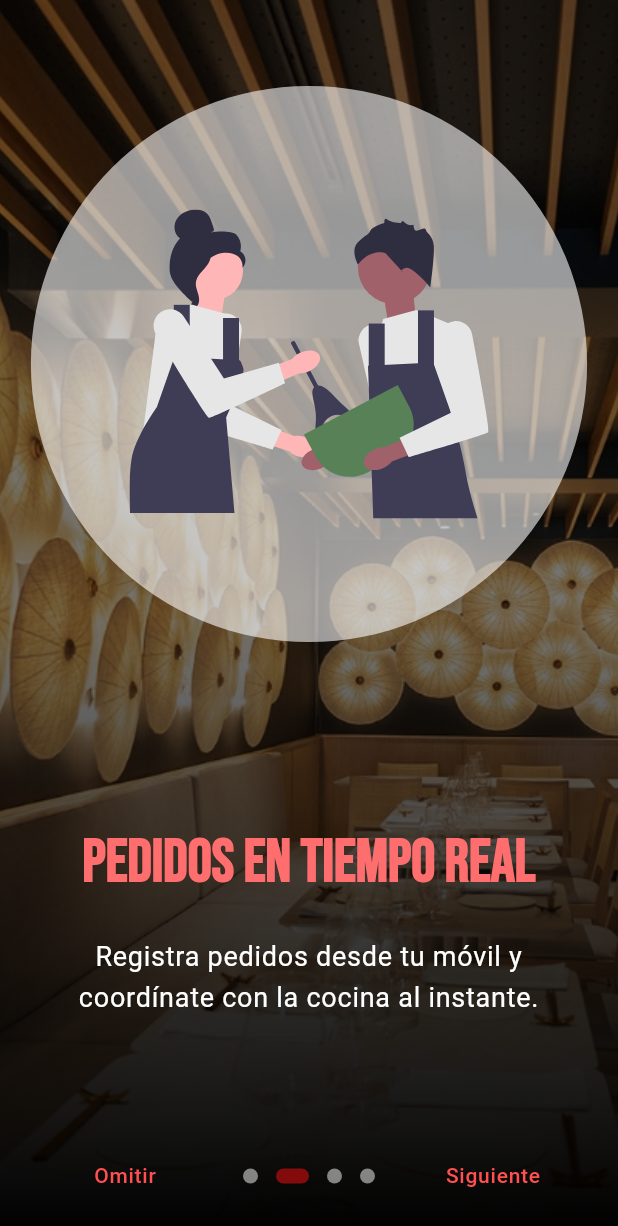
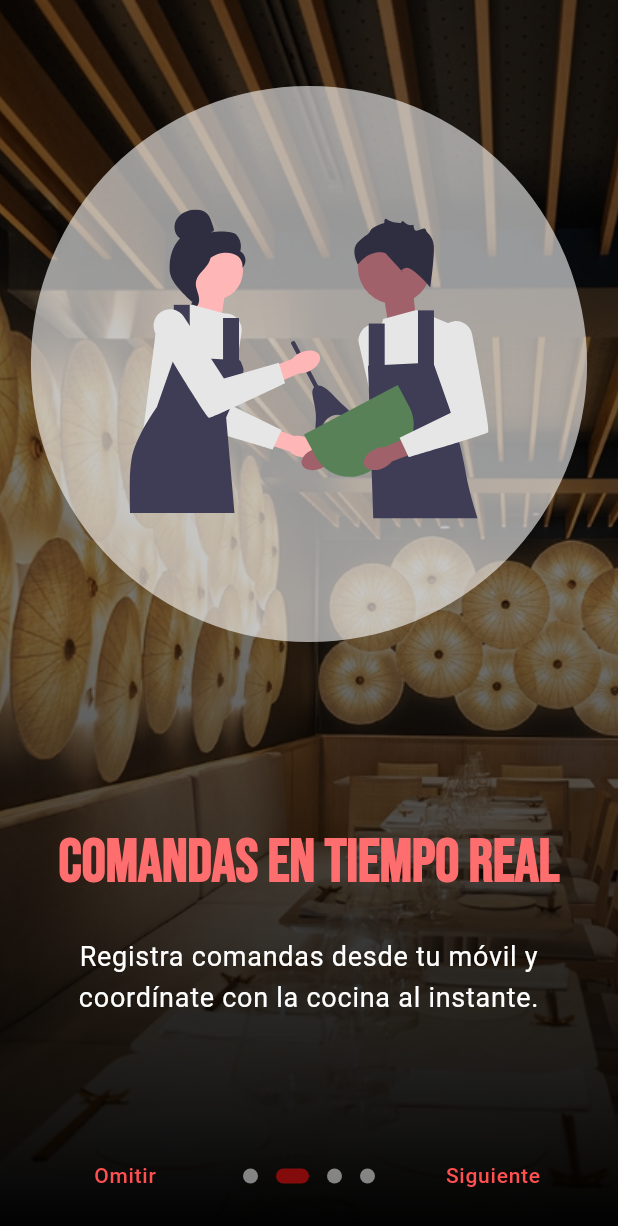
Before and after one commit to AbelMoroEducaMadrid/gastrohub-app, a Flutter app: the screen it shows after launch, swiped to page 2, on a phone screen of 412 x 824 dp. Shown: the top 1226 px of the screen. Run offline on Flutter 3.47's test engine with Material 3 defaults, Android fonts, the phone set to English and light mode, and no system bars; drawn by our look-alikes of introduction_screen; our stand-ins replace flex_color_scheme, flutter_dotenv, flutter_riverpod, flutter_secure_storage, flutter_svg, logger and 1 more.

Commit message:
pedidos son comandas

```diff
--- a/frontend/lib/src/features/auth/screens/onboarding_screen.dart
+++ b/frontend/lib/src/features/auth/screens/onboarding_screen.dart
@@ -73,19 +73,19 @@ class OnboardingScreen extends StatelessWidget {
       PageViewModel(
         decoration: pageDecoration,
         titleWidget: Text(
-          "Pedidos en tiempo real",
+          "Comandas en tiempo real",
           style: theme.textTheme.headlineLarge,
           textAlign: TextAlign.center,
         ),
         bodyWidget: Text(
-          "Registra pedidos desde tu móvil y coordínate con la cocina al instante.",
+          "Registra comandas desde tu móvil y coordínate con la cocina al instante.",
           style: theme.textTheme.bodyLarge,
           textAlign: TextAlign.center,
         ),
         image: _buildImageWithCircle(
           context,
           'assets/images/orders.svg',
-          'Ilustración de pedidos',
+          'Ilustración de comandas',
         ),
       ),
       PageViewModel(
--- a/frontend/lib/src/features/dashboard/dashboard_screen.dart
+++ b/frontend/lib/src/features/dashboard/dashboard_screen.dart
@@ -66,7 +66,7 @@ class _DashboardScreenState extends ConsumerState<DashboardScreen> {
           BottomNavigationBarItem(
               icon: Icon(Icons.table_chart), label: 'Mesas'),
           BottomNavigationBarItem(
-              icon: Icon(Icons.shopping_cart), label: 'Pedidos'),
+              icon: Icon(Icons.shopping_cart), label: 'Comandas'),
           BottomNavigationBarItem(icon: Icon(Icons.menu_book), label: 'Menús'),
         ];
       case 'ROLE_MANAGER':
@@ -74,7 +74,7 @@ class _DashboardScreenState extends ConsumerState<DashboardScreen> {
           BottomNavigationBarItem(
               icon: Icon(Icons.table_chart), label: 'Mesas'),
           BottomNavigationBarItem(
-              icon: Icon(Icons.shopping_cart), label: 'Pedidos'),
+              icon: Icon(Icons.shopping_cart), label: 'Comandas'),
           BottomNavigationBarItem(icon: Icon(Icons.menu_book), label: 'Menús'),
         ];
       case 'ROLE_WAITER':
@@ -82,7 +82,7 @@ class _DashboardScreenState extends ConsumerState<DashboardScreen> {
           BottomNavigationBarItem(
               icon: Icon(Icons.table_chart), label: 'Mesas'),
           BottomNavigationBarItem(
-              icon: Icon(Icons.shopping_cart), label: 'Pedidos'),
+              icon: Icon(Icons.shopping_cart), label: 'Comandas'),
           BottomNavigationBarItem(icon: Icon(Icons.menu_book), label: 'Menús'),
         ];
       case 'ROLE_COOK':
@@ -221,7 +221,7 @@ class _DashboardScreenState extends ConsumerState<DashboardScreen> {
             ),
             ListTile(
               leading: const Icon(Icons.shopping_cart),
-              title: const Text('Pedidos'),
+              title: const Text('Comandas'),
               onTap: () {
                 _onItemTapped(1);
                 Navigator.pop(context);
@@ -277,11 +277,11 @@ class _DashboardScreenState extends ConsumerState<DashboardScreen> {
   String _getTitle(int index, String role) {
     switch (role) {
       case 'ROLE_OWNER':
-        return ['Mesas', 'Pedidos', 'Menús'][index];
+        return ['Mesas', 'Comandas', 'Menús'][index];
       case 'ROLE_MANAGER':
-        return ['Mesas', 'Pedidos', 'Menús'][index];
+        return ['Mesas', 'Comandas', 'Menús'][index];
       case 'ROLE_WAITER':
-        return ['Mesas', 'Pedidos', 'Menús'][index];
+        return ['Mesas', 'Comandas', 'Menús'][index];
       case 'ROLE_COOK':
         return ['Comandas'][index];
       default:
@@ -296,7 +296,7 @@ class OrdersTab extends StatelessWidget {
 
   @override
   Widget build(BuildContext context) {
-    return const Center(child: Text('Pantalla de Pedidos'));
+    return const Center(child: Text('Pantalla de Comandas'));
   }
 }
 
```
